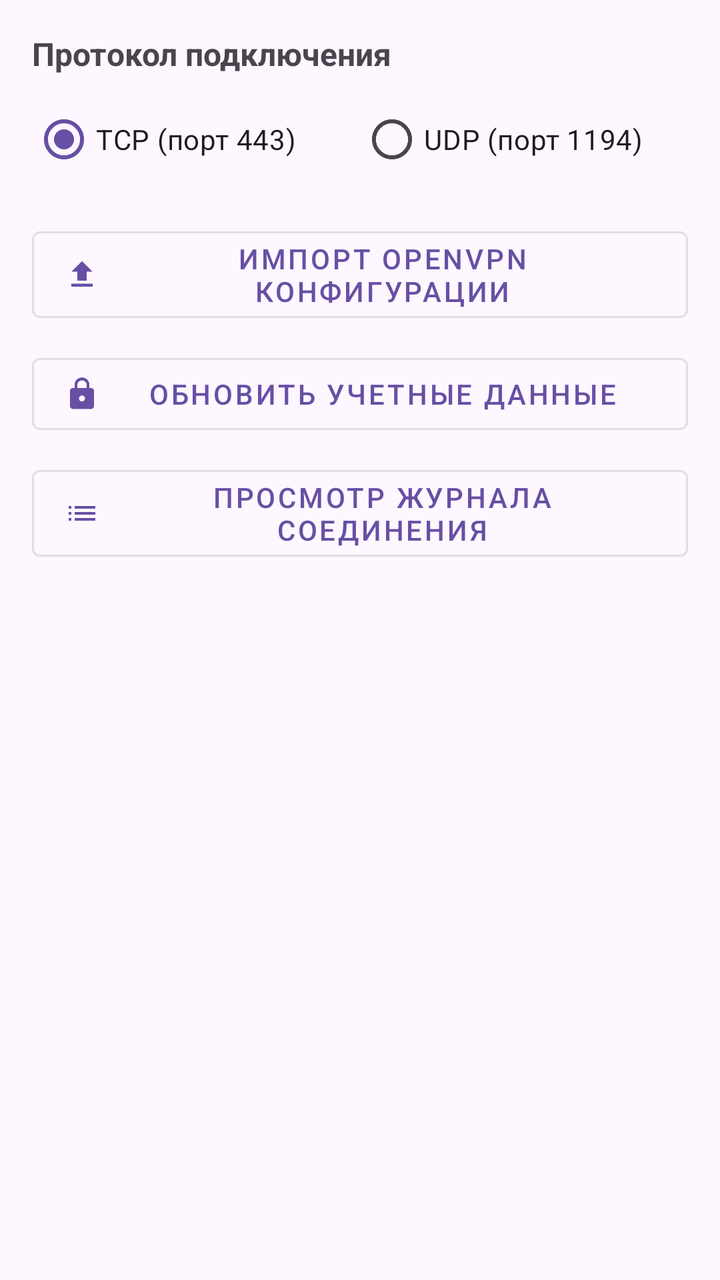
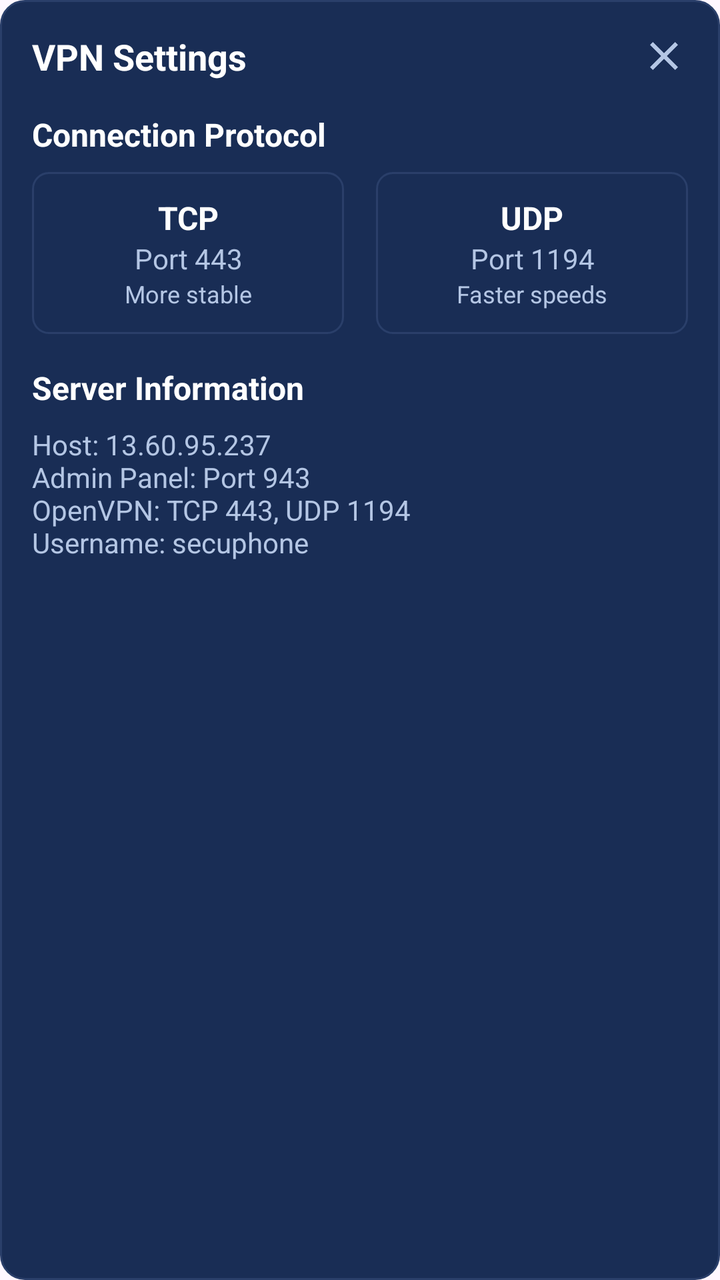

An Android layout rendered at two revisions. The XML below is the earlier revision; the diff shows what the commit changed to produce the second picture.
<!-- AndroidManifest.xml: application theme Theme.SecuPhoneByCoursor -->
<!-- res/layout/dialog_vpn_settings.xml -->
<?xml version="1.0" encoding="utf-8"?>
<LinearLayout xmlns:android="http://schemas.android.com/apk/res/android"
    xmlns:app="http://schemas.android.com/apk/res-auto"
    android:layout_width="match_parent"
    android:layout_height="wrap_content"
    android:orientation="vertical"
    android:padding="16dp">

    <TextView
        android:layout_width="match_parent"
        android:layout_height="wrap_content"
        android:text="Протокол подключения"
        android:textSize="16sp"
        android:textStyle="bold"
        android:layout_marginBottom="8dp" />

    <RadioGroup
        android:id="@+id/protocol_radio_group"
        android:layout_width="match_parent"
        android:layout_height="wrap_content"
        android:orientation="horizontal"
        android:layout_marginBottom="16dp">

        <RadioButton
            android:id="@+id/radio_tcp"
            android:layout_width="0dp"
            android:layout_height="wrap_content"
            android:layout_weight="1"
            android:text="TCP (порт 443)"
            android:checked="true" />

        <RadioButton
            android:id="@+id/radio_udp"
            android:layout_width="0dp"
            android:layout_height="wrap_content"
            android:layout_weight="1"
            android:text="UDP (порт 1194)" />
    </RadioGroup>

    <com.google.android.material.button.MaterialButton
        android:id="@+id/import_config_btn"
        android:layout_width="match_parent"
        android:layout_height="wrap_content"
        android:layout_marginBottom="8dp"
        android:text="Импорт OpenVPN конфигурации"
        app:icon="@drawable/ic_upload"
        style="@style/Widget.MaterialComponents.Button.OutlinedButton" />

    <com.google.android.material.button.MaterialButton
        android:id="@+id/update_credentials_btn"
        android:layout_width="match_parent"
        android:layout_height="wrap_content"
        android:layout_marginBottom="8dp"
        android:text="Обновить учетные данные"
        app:icon="@drawable/ic_lock"
        style="@style/Widget.MaterialComponents.Button.OutlinedButton" />

    <com.google.android.material.button.MaterialButton
        android:id="@+id/view_logs_btn"
        android:layout_width="match_parent"
        android:layout_height="wrap_content"
        android:text="Просмотр журнала соединения"
        app:icon="@drawable/ic_list"
        style="@style/Widget.MaterialComponents.Button.OutlinedButton" />

</LinearLayout>
<!-- resources referenced by this layout -->
<resources>
  <!-- drawable ic_list (drawable) -->
  <?xml version="1.0" encoding="utf-8"?>
  <vector xmlns:android="http://schemas.android.com/apk/res/android"
      android:width="24dp"
      android:height="24dp"
      android:viewportWidth="24"
      android:viewportHeight="24">
      <path
          android:fillColor="#000000"
          android:pathData="M3,13h2v-2L3,11v2zM3,17h2v-2L3,15v2zM3,9h2L5,7L3,7v2zM7,13h14v-2L7,11v2zM7,17h14v-2L7,15v2zM7,7v2h14L21,7L7,7z" />
  </vector>
  <!-- drawable ic_lock (drawable) -->
  <?xml version="1.0" encoding="utf-8"?>
  <vector xmlns:android="http://schemas.android.com/apk/res/android"
      android:width="24dp"
      android:height="24dp"
      android:viewportWidth="24"
      android:viewportHeight="24">
      <path
          android:fillColor="#000000"
          android:pathData="M18,8h-1L17,6c0,-2.76 -2.24,-5 -5,-5S7,3.24 7,6v2L6,8c-1.1,0 -2,0.9 -2,2v10c0,1.1 0.9,2 2,2h12c1.1,0 2,-0.9 2,-2L20,10c0,-1.1 -0.9,-2 -2,-2zM12,17c-1.1,0 -2,-0.9 -2,-2s0.9,-2 2,-2 2,0.9 2,2 -0.9,2 -2,2zM15.1,8L8.9,8L8.9,6c0,-1.71 1.39,-3.1 3.1,-3.1 1.71,0 3.1,1.39 3.1,3.1v2z" />
  </vector>
  <!-- drawable ic_upload (drawable) -->
  <?xml version="1.0" encoding="utf-8"?>
  <vector xmlns:android="http://schemas.android.com/apk/res/android"
      xmlns:app="http://schemas.android.com/apk/res-auto"
      android:width="24dp"
      android:height="24dp"
      android:viewportWidth="24"
      android:viewportHeight="24"
      app:tint="@color/text">
      <path
          android:fillColor="@android:color/white"
          android:pathData="M9,16h6v-6h4l-7,-7 -7,7h4zM5,18v2h14v-2z"/>
  </vector>
  <style name="Theme.SecuPhoneByCoursor" parent="Base.Theme.SecuPhoneByCoursor" />
  <color name="text">#FFFFFF</color>
  <style name="Base.Theme.SecuPhoneByCoursor" parent="Theme.Material3.DayNight.NoActionBar">
          
          
      </style>
</resources>

<!-- the commit's change to res/layout/dialog_vpn_settings.xml (unified diff, before → after) -->
@@ -4,63 +4,135 @@
     android:layout_width="match_parent"
     android:layout_height="wrap_content"
     android:orientation="vertical"
-    android:padding="16dp">
+    android:padding="16dp"
+    android:background="@drawable/card_background">
+
+    <RelativeLayout
+        android:layout_width="match_parent"
+        android:layout_height="wrap_content"
+        android:layout_marginBottom="16dp">
+        
+        <TextView
+            android:layout_width="wrap_content"
+            android:layout_height="wrap_content"
+            android:text="VPN Settings"
+            android:textSize="18sp"
+            android:textStyle="bold"
+            android:textColor="@color/text" />
+            
+        <ImageButton
+            android:id="@+id/btn_close"
+            android:layout_width="24dp"
+            android:layout_height="24dp"
+            android:layout_alignParentEnd="true"
+            android:background="?attr/selectableItemBackgroundBorderless"
+            android:src="@drawable/ic_close"
+            android:contentDescription="Close dialog" />
+    </RelativeLayout>
 
     <TextView
         android:layout_width="match_parent"
         android:layout_height="wrap_content"
-        android:text="Протокол подключения"
+        android:text="Connection Protocol"
         android:textSize="16sp"
         android:textStyle="bold"
+        android:textColor="@color/text"
         android:layout_marginBottom="8dp" />
 
-    <RadioGroup
-        android:id="@+id/protocol_radio_group"
+    <LinearLayout
         android:layout_width="match_parent"
         android:layout_height="wrap_content"
         android:orientation="horizontal"
         android:layout_marginBottom="16dp">
 
-        <RadioButton
-            android:id="@+id/radio_tcp"
+        <LinearLayout
+            android:id="@+id/option_tcp"
             android:layout_width="0dp"
             android:layout_height="wrap_content"
             android:layout_weight="1"
-            android:text="TCP (порт 443)"
-            android:checked="true" />
-
-        <RadioButton
-            android:id="@+id/radio_udp"
+            android:orientation="vertical"
+            android:padding="12dp"
+            android:background="@drawable/protocol_selector_background"
+            android:layout_marginEnd="8dp">
+            
+            <TextView
+                android:layout_width="match_parent"
+                android:layout_height="wrap_content"
+                android:text="TCP"
+                android:textSize="16sp"
+                android:textStyle="bold"
+                android:textColor="@color/text"
+                android:gravity="center" />
+                
+            <TextView
+                android:layout_width="match_parent"
+                android:layout_height="wrap_content"
+                android:text="Port 443"
+                android:textSize="14sp"
+                android:textColor="@color/secondary_text"
+                android:gravity="center" />
+                
+            <TextView
+                android:layout_width="match_parent"
+                android:layout_height="wrap_content"
+                android:text="More stable"
+                android:textSize="12sp"
+                android:textColor="@color/secondary_text"
+                android:gravity="center" />
+        </LinearLayout>
+        
+        <LinearLayout
+            android:id="@+id/option_udp"
             android:layout_width="0dp"
             android:layout_height="wrap_content"
             android:layout_weight="1"
-            android:text="UDP (порт 1194)" />
-    </RadioGroup>
+            android:orientation="vertical"
+            android:padding="12dp"
+            android:background="@drawable/protocol_selector_background"
+            android:layout_marginStart="8dp">
+            
+            <TextView
+                android:layout_width="match_parent"
+                android:layout_height="wrap_content"
+                android:text="UDP"
+                android:textSize="16sp"
+                android:textStyle="bold"
+                android:textColor="@color/text"
+                android:gravity="center" />
+                
+            <TextView
+                android:layout_width="match_parent"
+                android:layout_height="wrap_content"
+                android:text="Port 1194"
+                android:textSize="14sp"
+                android:textColor="@color/secondary_text"
+                android:gravity="center" />
+                
+            <TextView
+                android:layout_width="match_parent"
+                android:layout_height="wrap_content"
+                android:text="Faster speeds"
+                android:textSize="12sp"
+                android:textColor="@color/secondary_text"
+                android:gravity="center" />
+        </LinearLayout>
+    </LinearLayout>
 
-    <com.google.android.material.button.MaterialButton
-        android:id="@+id/import_config_btn"
+    <TextView
         android:layout_width="match_parent"
         android:layout_height="wrap_content"
-        android:layout_marginBottom="8dp"
-        android:text="Импорт OpenVPN конфигурации"
-        app:icon="@drawable/ic_upload"
-        style="@style/Widget.MaterialComponents.Button.OutlinedButton" />
-
-    <com.google.android.material.button.MaterialButton
-        android:id="@+id/update_credentials_btn"
+        android:text="Server Information"
+        android:textSize="16sp"
+        android:textStyle="bold"
+        android:textColor="@color/text"
+        android:layout_marginBottom="8dp" />
+        
+    <TextView
         android:layout_width="match_parent"
         android:layout_height="wrap_content"
-        android:layout_marginBottom="8dp"
-        android:text="Обновить учетные данные"
-        app:icon="@drawable/ic_lock"
-        style="@style/Widget.MaterialComponents.Button.OutlinedButton" />
-
-    <com.google.android.material.button.MaterialButton
-        android:id="@+id/view_logs_btn"
-        android:layout_width="match_parent"
-        android:layout_height="wrap_content"
-        android:text="Просмотр журнала соединения"
-        app:icon="@drawable/ic_list"
-        style="@style/Widget.MaterialComponents.Button.OutlinedButton" />
+        android:text="Host: 13.60.95.237\nAdmin Panel: Port 943\nOpenVPN: TCP 443, UDP 1194\nUsername: secuphone"
+        android:textSize="14sp"
+        android:textColor="@color/secondary_text"
+        android:layout_marginBottom="16dp" />
 
 </LinearLayout>
<!-- resource entries referenced after the edit -->
@@ -1,42 +1,51 @@
 <!-- resources referenced by this layout -->
 <resources>
-  <!-- drawable ic_list (drawable) -->
-  <?xml version="1.0" encoding="utf-8"?>
+  <color name="secondary_text">#B4C6E4</color>
+  <style name="Theme.SecuPhoneByCoursor" parent="Base.Theme.SecuPhoneByCoursor" />
+  <color name="card_background">#192D55</color>
+  <color name="card_border">#2A3F6A</color>
+  <color name="text_secondary">#B4C6E4</color>
+  <color name="primary_light">#33DAD2</color>
+  <color name="primary">#00BFB2</color>
+  <color name="divider">#2A3F6A</color>
+  <color name="text">#FFFFFF</color>
+  <!-- drawable card_background (drawable) -->
+  <shape xmlns:android="http://schemas.android.com/apk/res/android"
+      android:shape="rectangle">
+      <solid android:color="@color/card_background" />
+      <corners android:radius="12dp" />
+      <stroke
+          android:width="1dp"
+          android:color="@color/card_border" />
+  </shape>
+  <!-- drawable ic_close (drawable) -->
   <vector xmlns:android="http://schemas.android.com/apk/res/android"
       android:width="24dp"
       android:height="24dp"
       android:viewportWidth="24"
       android:viewportHeight="24">
       <path
-          android:fillColor="#000000"
-          android:pathData="M3,13h2v-2L3,11v2zM3,17h2v-2L3,15v2zM3,9h2L5,7L3,7v2zM7,13h14v-2L7,11v2zM7,17h14v-2L7,15v2zM7,7v2h14L21,7L7,7z" />
+          android:fillColor="@color/text_secondary"
+          android:pathData="M19,6.41L17.59,5 12,10.59 6.41,5 5,6.41 10.59,12 5,17.59 6.41,19 12,13.41 17.59,19 19,17.59 13.41,12z"/>
   </vector>
-  <!-- drawable ic_lock (drawable) -->
+  <!-- drawable protocol_selector_background (drawable) -->
   <?xml version="1.0" encoding="utf-8"?>
-  <vector xmlns:android="http://schemas.android.com/apk/res/android"
-      android:width="24dp"
-      android:height="24dp"
-      android:viewportWidth="24"
-      android:viewportHeight="24">
-      <path
-          android:fillColor="#000000"
-          android:pathData="M18,8h-1L17,6c0,-2.76 -2.24,-5 -5,-5S7,3.24 7,6v2L6,8c-1.1,0 -2,0.9 -2,2v10c0,1.1 0.9,2 2,2h12c1.1,0 2,-0.9 2,-2L20,10c0,-1.1 -0.9,-2 -2,-2zM12,17c-1.1,0 -2,-0.9 -2,-2s0.9,-2 2,-2 2,0.9 2,2 -0.9,2 -2,2zM15.1,8L8.9,8L8.9,6c0,-1.71 1.39,-3.1 3.1,-3.1 1.71,0 3.1,1.39 3.1,3.1v2z" />
-  </vector>
-  <!-- drawable ic_upload (drawable) -->
-  <?xml version="1.0" encoding="utf-8"?>
-  <vector xmlns:android="http://schemas.android.com/apk/res/android"
-      xmlns:app="http://schemas.android.com/apk/res-auto"
-      android:width="24dp"
-      android:height="24dp"
-      android:viewportWidth="24"
-      android:viewportHeight="24"
-      app:tint="@color/text">
-      <path
-          android:fillColor="@android:color/white"
-          android:pathData="M9,16h6v-6h4l-7,-7 -7,7h4zM5,18v2h14v-2z"/>
-  </vector>
-  <style name="Theme.SecuPhoneByCoursor" parent="Base.Theme.SecuPhoneByCoursor" />
-  <color name="text">#FFFFFF</color>
+  <selector xmlns:android="http://schemas.android.com/apk/res/android">
+      <item android:state_selected="true">
+          <shape android:shape="rectangle">
+              <solid android:color="@color/primary_light" />
+              <corners android:radius="8dp" />
+              <stroke android:color="@color/primary" android:width="2dp" />
+          </shape>
+      </item>
+      <item>
+          <shape android:shape="rectangle">
+              <solid android:color="@color/card_background" />
+              <corners android:radius="8dp" />
+              <stroke android:color="@color/divider" android:width="1dp" />
+          </shape>
+      </item>
+  </selector>
   <style name="Base.Theme.SecuPhoneByCoursor" parent="Theme.Material3.DayNight.NoActionBar">
           
           
